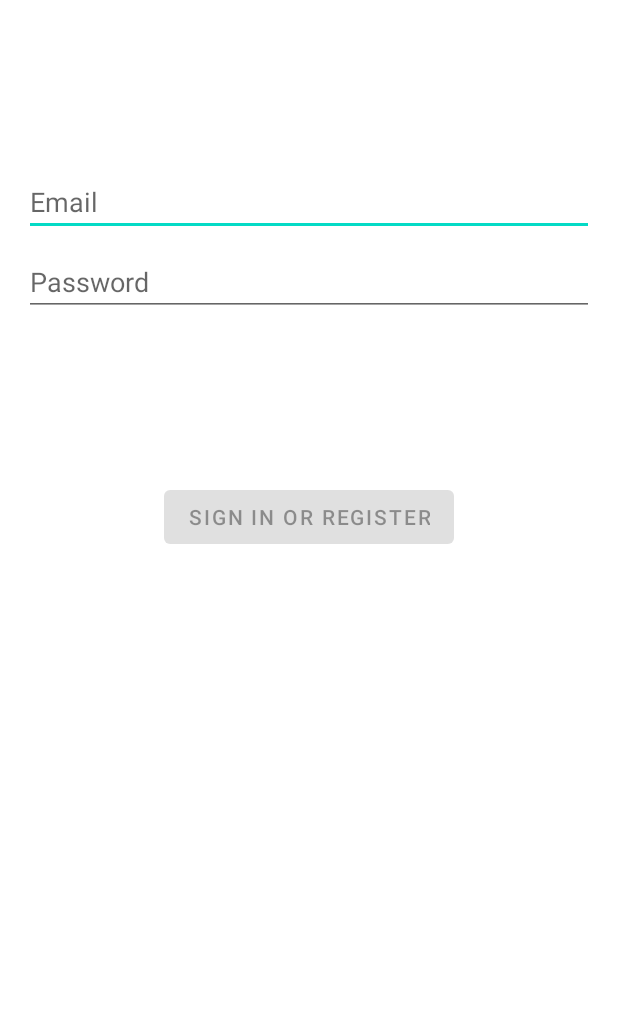
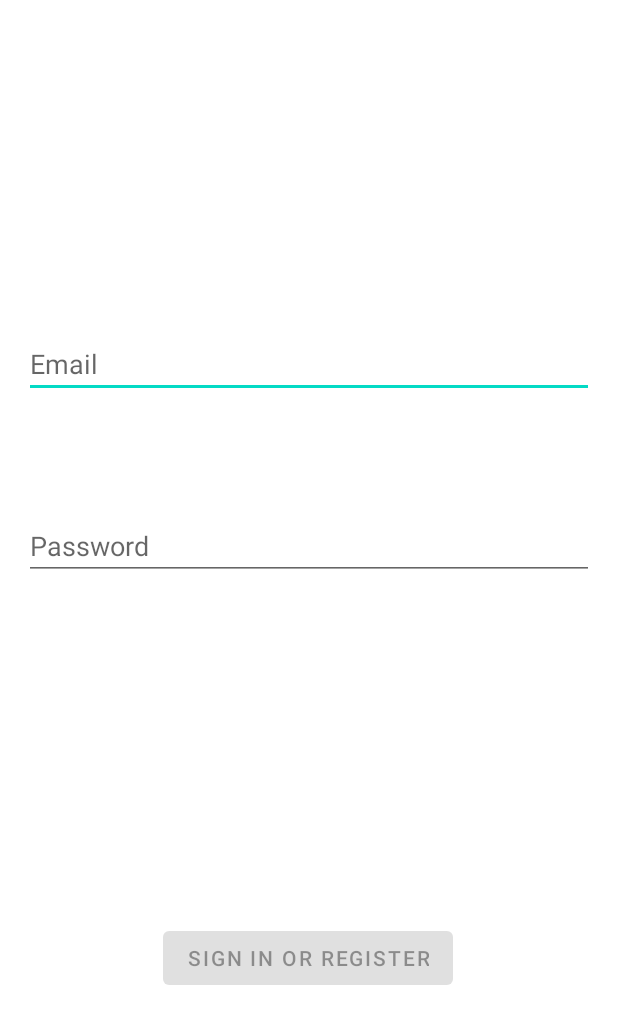
Before and after one commit to perfail/diploma, an Android app: the layout activity_login.xml on its own in the app's theme, with its tools: preview values and no code run, on a phone screen of 412 x 824 dp. Shown: the top 1024 px of the screen. Run offline under Robolectric (Android 15) with nearby library versions, the phone set to English and light mode, and no system bars.

Commit message:
activity login update

```diff
--- a/app/src/main/res/layout-w936dp/activity_login.xml
+++ b/app/src/main/res/layout-w936dp/activity_login.xml
@@ -45,7 +45,8 @@
             app:layout_constraintEnd_toEndOf="parent"
             app:layout_constraintHorizontal_bias="1.0"
             app:layout_constraintStart_toStartOf="parent"
-            app:layout_constraintTop_toBottomOf="@+id/username" />
+            app:layout_constraintTop_toBottomOf="@+id/username"
+            android:autofillHints="" />
 
         <Button
             android:id="@+id/login"
--- a/app/src/main/res/layout/activity_login.xml
+++ b/app/src/main/res/layout/activity_login.xml
@@ -15,7 +15,7 @@
         android:id="@+id/username"
         android:layout_width="0dp"
         android:layout_height="wrap_content"
-        android:layout_marginTop="96dp"
+        android:layout_marginTop="204dp"
         android:hint="@string/prompt_email"
         android:inputType="textEmailAddress"
         android:selectAllOnFocus="true"
@@ -27,13 +27,14 @@
         android:id="@+id/password"
         android:layout_width="0dp"
         android:layout_height="wrap_content"
-        android:layout_marginTop="8dp"
+        android:layout_marginTop="76dp"
         android:hint="@string/prompt_password"
         android:imeActionLabel="@string/action_sign_in_short"
         android:imeOptions="actionDone"
         android:inputType="textPassword"
         android:selectAllOnFocus="true"
         app:layout_constraintEnd_toEndOf="parent"
+        app:layout_constraintHorizontal_bias="0.937"
         app:layout_constraintStart_toStartOf="parent"
         app:layout_constraintTop_toBottomOf="@+id/username" />
 
@@ -48,9 +49,10 @@
         android:text="@string/action_sign_in"
         app:layout_constraintBottom_toBottomOf="parent"
         app:layout_constraintEnd_toEndOf="parent"
+        app:layout_constraintHorizontal_bias="0.497"
         app:layout_constraintStart_toStartOf="parent"
         app:layout_constraintTop_toBottomOf="@+id/password"
-        app:layout_constraintVertical_bias="0.2" />
+        app:layout_constraintVertical_bias="0.723" />
 
     <ProgressBar
         android:id="@+id/loading"
```
